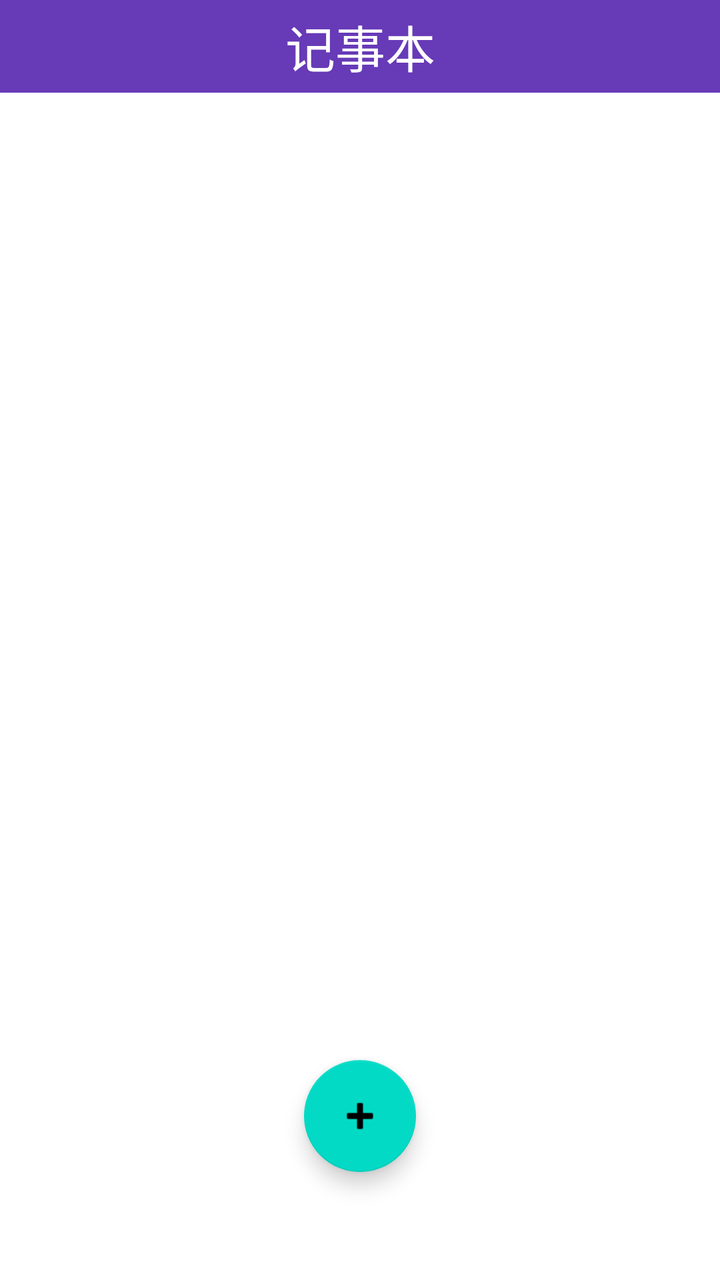
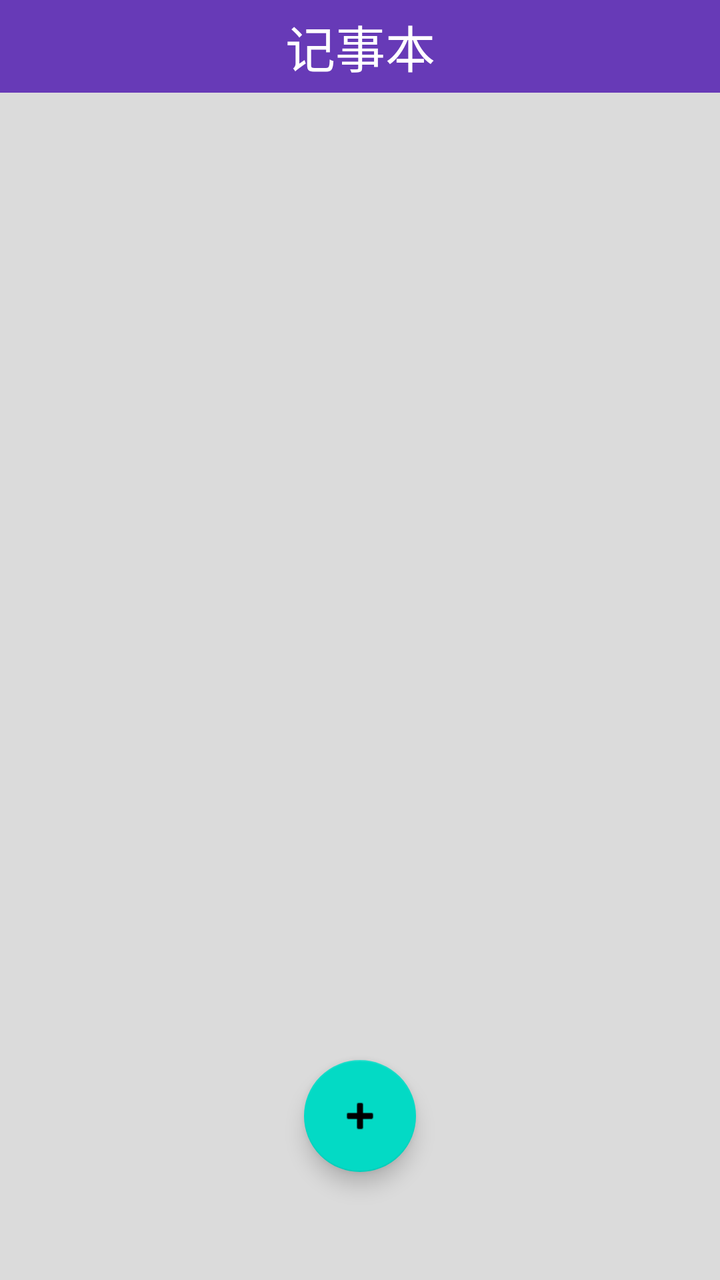

Screens rendered from an Android XML layout before and after an edit, with the pre-edit source and the edit as a unified diff.
<!-- AndroidManifest.xml: application theme Theme.Notepad -->
<!-- res/layout/activity_main.xml -->
<?xml version="1.0" encoding="utf-8"?>
<androidx.constraintlayout.widget.ConstraintLayout xmlns:android="http://schemas.android.com/apk/res/android"
    xmlns:app="http://schemas.android.com/apk/res-auto"
    xmlns:tools="http://schemas.android.com/tools"
    android:id="@+id/main"
    android:layout_width="match_parent"
    android:layout_height="match_parent"
    tools:context=".MainActivity">

    <LinearLayout
        android:id="@+id/linearLayout"
        android:layout_width="match_parent"
        android:layout_height="0dp"
        android:orientation="vertical"
        app:layout_constraintBottom_toBottomOf="parent"
        app:layout_constraintEnd_toEndOf="parent"
        app:layout_constraintStart_toStartOf="parent"
        app:layout_constraintTop_toTopOf="parent">

        <TextView
            android:id="@+id/textView"
            android:layout_width="match_parent"
            android:layout_height="wrap_content"
            android:background="#673AB7"
            android:gravity="center"
            android:paddingTop="5dp"
            android:paddingBottom="5dp"
            android:text="记事本"
            android:textColor="#FFFFFF"
            android:textSize="25sp" />

        <ListView
            android:id="@+id/note_list"
            android:layout_width="match_parent"
            android:layout_height="match_parent" />
    </LinearLayout>

    <com.google.android.material.floatingactionbutton.FloatingActionButton
        android:id="@+id/btn_add"
        android:layout_width="wrap_content"
        android:layout_height="wrap_content"
        android:layout_marginBottom="54dp"
        android:clickable="true"
        android:contentDescription="添加记录"
        app:layout_constraintBottom_toBottomOf="parent"
        app:layout_constraintEnd_toEndOf="parent"
        app:layout_constraintStart_toStartOf="parent"
        app:srcCompat="@android:drawable/ic_input_add" />
</androidx.constraintlayout.widget.ConstraintLayout>
<!-- resources referenced by this layout -->
<resources>
  <style name="Theme.Notepad" parent="Theme.MaterialComponents.DayNight.NoActionBar">
          
          <item name="colorPrimary">@color/purple_500</item>
          <item name="colorPrimaryVariant">@color/purple_700</item>
          <item name="colorOnPrimary">@color/white</item>
          
          <item name="colorSecondary">@color/teal_200</item>
          <item name="colorSecondaryVariant">@color/teal_700</item>
          <item name="colorOnSecondary">@color/black</item>
          
          <item name="android:statusBarColor">?attr/colorPrimaryVariant</item>
          
      </style>
  <color name="purple_500">#FF6200EE</color>
  <color name="purple_700">#FF3700B3</color>
  <color name="white">#FFFFFFFF</color>
  <color name="teal_200">#FF03DAC5</color>
  <color name="teal_700">#FF018786</color>
  <color name="black">#FF000000</color>
</resources>

<!-- the commit's change to res/layout/activity_main.xml (unified diff, before → after) -->
@@ -5,6 +5,7 @@
     android:id="@+id/main"
     android:layout_width="match_parent"
     android:layout_height="match_parent"
+    android:background="#DBDBDB"
     tools:context=".MainActivity">
 
     <LinearLayout
@@ -32,7 +33,12 @@
         <ListView
             android:id="@+id/note_list"
             android:layout_width="match_parent"
-            android:layout_height="match_parent" />
+            android:layout_height="match_parent"
+            android:layout_marginLeft="10dp"
+            android:layout_marginTop="10dp"
+            android:layout_marginRight="10dp"
+            android:divider="@android:color/transparent"
+            android:dividerHeight="10dp" />
     </LinearLayout>
 
     <com.google.android.material.floatingactionbutton.FloatingActionButton
